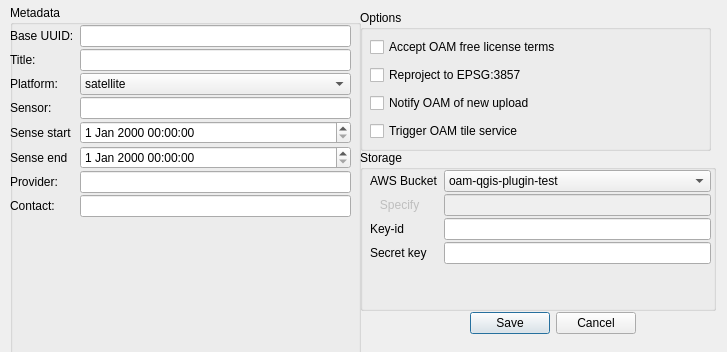
hotosm/oam-qgis-plugin, file OpenAerialMap/gui/ui/setting_dialog.ui: the form before one commit.
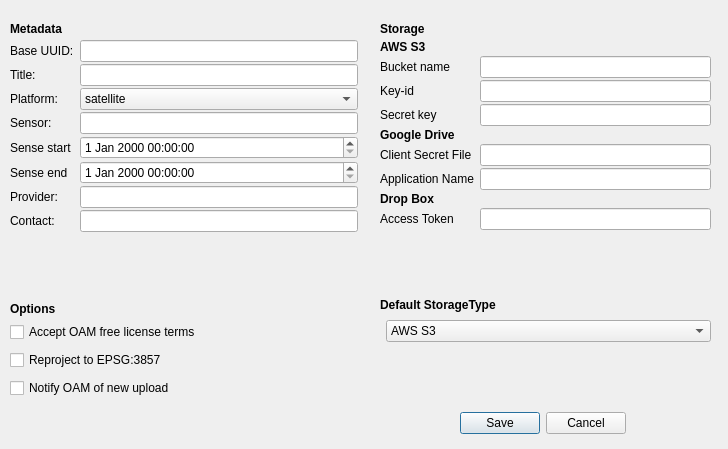
The form after the commit.

Commit message: modified GUIs to be able to use google drive and dropbox

What changed in the file:
```diff
--- a/OpenAerialMap/gui/ui/setting_dialog.ui
+++ b/OpenAerialMap/gui/ui/setting_dialog.ui
@@ -6,8 +6,8 @@
    <rect>
     <x>0</x>
     <y>0</y>
-    <width>727</width>
-    <height>352</height>
+    <width>728</width>
+    <height>449</height>
    </rect>
   </property>
   <property name="windowTitle">
@@ -16,8 +16,8 @@
   <widget class="QDialogButtonBox" name="buttonBox">
    <property name="geometry">
     <rect>
-     <x>460</x>
-     <y>310</y>
+     <x>450</x>
+     <y>410</y>
      <width>176</width>
      <height>27</height>
     </rect>
@@ -29,25 +29,46 @@
     <set>QDialogButtonBox::Cancel|QDialogButtonBox::Save</set>
    </property>
   </widget>
-  <widget class="QGroupBox" name="groupBox">
+  <widget class="QWidget" name="layoutWidget">
    <property name="geometry">
     <rect>
      <x>10</x>
-     <y>5</y>
+     <y>320</y>
      <width>351</width>
-     <height>351</height>
+     <height>81</height>
     </rect>
    </property>
-   <property name="title">
-    <string>Metadata</string>
-   </property>
+   <layout class="QVBoxLayout" name="verticalLayout">
+    <item>
+     <widget class="QCheckBox" name="license_check_box">
+      <property name="text">
+       <string>Accept OAM free license terms</string>
+      </property>
+     </widget>
+    </item>
+    <item>
+     <widget class="QCheckBox" name="reproject_check_box">
+      <property name="text">
+       <string>Reproject to EPSG:3857</string>
+      </property>
+     </widget>
+    </item>
+    <item>
+     <widget class="QCheckBox" name="notify_oam_check">
+      <property name="text">
+       <string>Notify OAM of new upload</string>
+      </property>
+     </widget>
+    </item>
+   </layout>
+  </widget>
    <widget class="QWidget" name="formLayoutWidget_2">
     <property name="geometry">
      <rect>
-      <x>0</x>
-      <y>20</y>
-      <width>341</width>
-      <height>271</height>
+     <x>10</x>
+     <y>40</y>
+     <width>348</width>
+     <height>251</height>
      </rect>
     </property>
     <layout class="QFormLayout" name="formLayout_1">
@@ -192,79 +213,51 @@
      </item>
     </layout>
    </widget>
+  <widget class="QLabel" name="metadata_label">
+   <property name="geometry">
+    <rect>
+     <x>10</x>
+     <y>20</y>
+     <width>71</width>
+     <height>17</height>
+    </rect>
+   </property>
+   <property name="font">
+    <font>
+     <weight>75</weight>
+     <bold>true</bold>
+    </font>
+   </property>
+   <property name="text">
+    <string>Metadata</string>
+   </property>
   </widget>
-  <widget class="QGroupBox" name="groupBox_2">
+  <widget class="QLabel" name="options_label">
    <property name="geometry">
     <rect>
-     <x>360</x>
-     <y>10</y>
-     <width>351</width>
-     <height>141</height>
+     <x>10</x>
+     <y>300</y>
+     <width>56</width>
+     <height>17</height>
     </rect>
    </property>
-   <property name="title">
+   <property name="font">
+    <font>
+     <weight>75</weight>
+     <bold>true</bold>
+    </font>
+   </property>
+   <property name="text">
     <string>Options</string>
    </property>
-   <widget class="QWidget" name="layoutWidget">
-    <property name="geometry">
-     <rect>
-      <x>10</x>
-      <y>25</y>
-      <width>341</width>
-      <height>108</height>
-     </rect>
-    </property>
-    <layout class="QVBoxLayout" name="verticalLayout">
-     <item>
-      <widget class="QCheckBox" name="license_check_box">
-       <property name="text">
-        <string>Accept OAM free license terms</string>
-       </property>
-      </widget>
-     </item>
-     <item>
-      <widget class="QCheckBox" name="reproject_check_box">
-       <property name="text">
-        <string>Reproject to EPSG:3857</string>
-       </property>
-      </widget>
-     </item>
-     <item>
-      <widget class="QCheckBox" name="notify_oam_check">
-       <property name="text">
-        <string>Notify OAM of new upload</string>
-       </property>
-      </widget>
-     </item>
-     <item>
-      <widget class="QCheckBox" name="trigger_tiling_check">
-       <property name="text">
-        <string>Trigger OAM tile service</string>
-       </property>
-      </widget>
-     </item>
-    </layout>
-   </widget>
-  </widget>
-  <widget class="QGroupBox" name="groupBox_3">
-   <property name="geometry">
-    <rect>
-     <x>360</x>
-     <y>150</y>
-     <width>356</width>
-     <height>161</height>
-    </rect>
-   </property>
-   <property name="title">
-    <string>Storage</string>
-   </property>
+  </widget>
    <widget class="QWidget" name="layoutWidget">
     <property name="geometry">
      <rect>
-      <x>10</x>
-      <y>20</y>
-      <width>341</width>
-      <height>122</height>
+     <x>380</x>
+     <y>40</y>
+     <width>331</width>
+     <height>241</height>
      </rect>
     </property>
     <layout class="QFormLayout" name="formLayout_2">
@@ -275,30 +268,39 @@
       <number>2</number>
      </property>
      <item row="0" column="0">
-      <widget class="QLabel" name="storage_label">
+     <widget class="QLabel" name="aws_s3_label">
+      <property name="font">
+       <font>
+        <weight>75</weight>
+        <bold>true</bold>
+       </font>
+      </property>
        <property name="text">
-        <string>AWS Bucket</string>
+       <string>AWS S3</string>
        </property>
       </widget>
      </item>
-     <item row="0" column="1">
-      <widget class="QComboBox" name="storage_combo_box">
-       <property name="editable">
-        <bool>false</bool>
-       </property>
-       <property name="currentIndex">
-        <number>0</number>
-       </property>
-       <item>
+    <item row="1" column="0">
+     <widget class="QLabel" name="aws_bucket_name_label">
+      <property name="enabled">
+       <bool>true</bool>
+      </property>
         <property name="text">
-         <string>oam-qgis-plugin-test</string>
-        </property>
-       </item>
-       <item>
+       <string>Bucket name</string>
+      </property>
+     </widget>
+    </item>
+    <item row="1" column="1">
+     <widget class="QLineEdit" name="aws_bucket_name_edit">
+      <property name="enabled">
+       <bool>true</bool>
+      </property>
+      <property name="toolTip">
+       <string>Bucket name which is not listed above </string>
+      </property>
         <property name="text">
-         <string>other...</string>
-        </property>
-       </item>
+       <string/>
+      </property>
       </widget>
      </item>
      <item row="2" column="0">
@@ -335,20 +337,33 @@
        </property>
       </widget>
      </item>
-     <item row="1" column="0">
-      <widget class="QLabel" name="specify_label">
+    <item row="4" column="0">
+     <widget class="QLabel" name="google_drive_label">
+      <property name="font">
+       <font>
+        <weight>75</weight>
+        <bold>true</bold>
+       </font>
+      </property>
+      <property name="text">
+       <string>Google Drive</string>
+      </property>
+     </widget>
+    </item>
+    <item row="5" column="0">
+     <widget class="QLabel" name="google_client_secret_file_label">
        <property name="enabled">
-        <bool>false</bool>
+       <bool>true</bool>
        </property>
        <property name="text">
-        <string>   Specify</string>
+       <string>Client Secret File</string>
        </property>
       </widget>
      </item>
-     <item row="1" column="1">
-      <widget class="QLineEdit" name="specify_edit">
+    <item row="5" column="1">
+     <widget class="QLineEdit" name="google_client_secret_file_edit">
        <property name="enabled">
-        <bool>false</bool>
+       <bool>true</bool>
        </property>
        <property name="toolTip">
         <string>Bucket name which is not listed above </string>
@@ -358,8 +373,122 @@
        </property>
       </widget>
      </item>
-    </layout>
-   </widget>
+    <item row="6" column="0">
+     <widget class="QLabel" name="google_application_name_label">
+      <property name="styleSheet">
+       <string notr="true"/>
+      </property>
+      <property name="text">
+       <string>Application Name</string>
+      </property>
+     </widget>
+    </item>
+    <item row="6" column="1">
+     <widget class="QLineEdit" name="google_application_name_edit">
+      <property name="toolTip">
+       <string>AWS access key id</string>
+      </property>
+     </widget>
+    </item>
+    <item row="7" column="0">
+     <widget class="QLabel" name="dropbox_label">
+      <property name="font">
+       <font>
+        <weight>75</weight>
+        <bold>true</bold>
+       </font>
+      </property>
+      <property name="text">
+       <string>Drop Box</string>
+      </property>
+     </widget>
+    </item>
+    <item row="8" column="0">
+     <widget class="QLabel" name="dropbox_access_token_label">
+      <property name="enabled">
+       <bool>true</bool>
+      </property>
+      <property name="text">
+       <string>Access Token</string>
+      </property>
+     </widget>
+    </item>
+    <item row="8" column="1">
+     <widget class="QLineEdit" name="dropbox_access_token_edit"/>
+    </item>
+   </layout>
+  </widget>
+  <widget class="QLabel" name="storage_label">
+   <property name="geometry">
+    <rect>
+     <x>380</x>
+     <y>20</y>
+     <width>56</width>
+     <height>17</height>
+    </rect>
+   </property>
+   <property name="font">
+    <font>
+     <weight>75</weight>
+     <bold>true</bold>
+    </font>
+   </property>
+   <property name="text">
+    <string>Storage</string>
+   </property>
+  </widget>
+  <widget class="QWidget" name="formLayoutWidget">
+   <property name="geometry">
+    <rect>
+     <x>380</x>
+     <y>320</y>
+     <width>331</width>
+     <height>51</height>
+    </rect>
+   </property>
+   <layout class="QFormLayout" name="formLayout_3">
+    <property name="fieldGrowthPolicy">
+     <enum>QFormLayout::AllNonFixedFieldsGrow</enum>
+    </property>
+    <item row="0" column="1">
+     <widget class="QComboBox" name="default_storage_combo_box">
+      <item>
+       <property name="text">
+        <string>AWS S3</string>
+       </property>
+      </item>
+      <item>
+       <property name="text">
+        <string>Google Drive</string>
+       </property>
+      </item>
+      <item>
+       <property name="text">
+        <string>Dropbox</string>
+       </property>
+      </item>
+     </widget>
+    </item>
+   </layout>
+  </widget>
+  <widget class="QLabel" name="default_storage_type_label">
+   <property name="geometry">
+    <rect>
+     <x>380</x>
+     <y>290</y>
+     <width>131</width>
+     <height>29</height>
+    </rect>
+   </property>
+   <property name="font">
+    <font>
+     <weight>75</weight>
+     <bold>true</bold>
+    </font>
+   </property>
+   <property name="text">
+    <string>Default StorageType</string>
+   </property>
   </widget>
  </widget>
  <resources/>
```
Left out of the diff: 8 changed lines with no effect on the pictures. Lines whose indentation alone changed are shown as unchanged. The commit also changes 3 other files.
